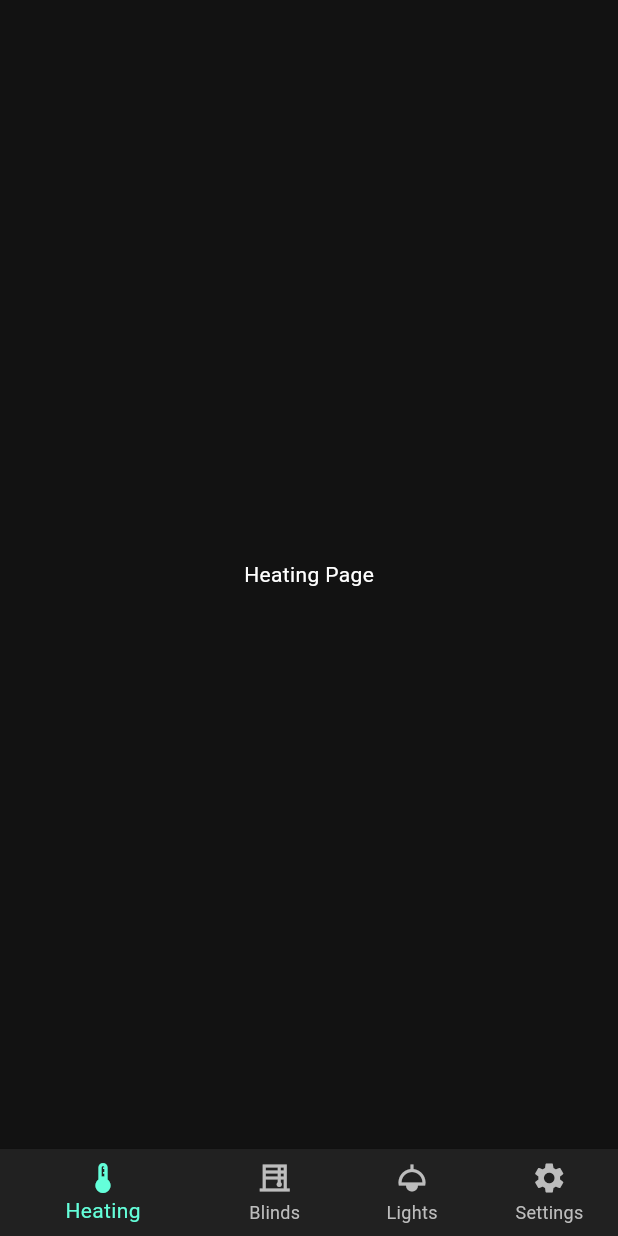
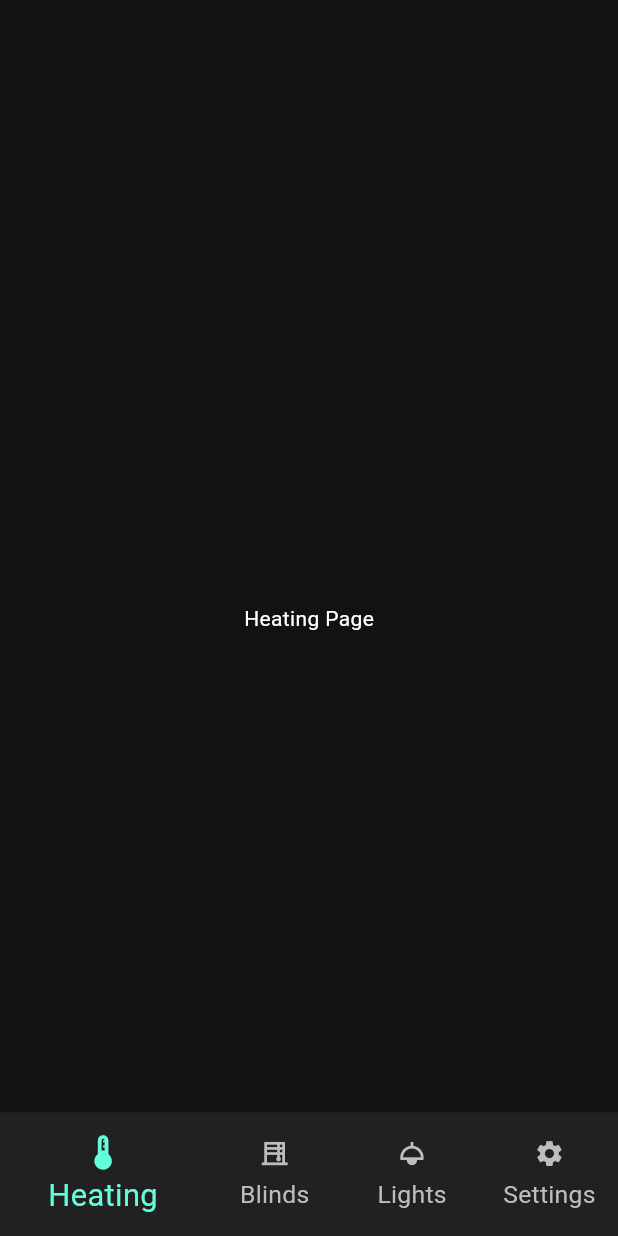
Before and after one commit to drdubel/domator, a Flutter app: the screen it shows after launch, on a phone screen of 412 x 824 dp. Run offline on Flutter 3.47's test engine with Material 3 defaults, Android fonts, the light colour scheme and no system bars; our stand-ins replace syncfusion_flutter_sliders; missing offline and left inert: syncfusion_flutter_core.

Commit message:
size scaling

```diff
--- a/turbaczApp/lib/homepage.dart
+++ b/turbaczApp/lib/homepage.dart
@@ -30,9 +30,22 @@ class _MyHomePageState extends State<MyHomePage> {
 
   @override
   Widget build(BuildContext context) {
+    Size size = MediaQuery.of(context).size;
     return Scaffold(
-        body: _pages.elementAt(_selectedIndex),
-        bottomNavigationBar: BottomNavigationBar(
+        body: Container(
+          margin: EdgeInsets.only(
+              top: size.height / 10,
+              left: size.width / 20,
+              right: size.width / 20),
+          child: _pages.elementAt(_selectedIndex),
+        ),
+        bottomNavigationBar: SizedBox(
+            height: size.height / 10,
+            child: BottomNavigationBar(
+              iconSize: size.height / 40,
+              unselectedFontSize: size.height / 50,
+              selectedFontSize: size.height / 40,
+              selectedIconTheme: IconThemeData(size: size.height / 30),
               type: BottomNavigationBarType.shifting,
               items: <BottomNavigationBarItem>[
                 BottomNavigationBarItem(
@@ -61,6 +74,6 @@ class _MyHomePageState extends State<MyHomePage> {
               showUnselectedLabels: true,
               selectedItemColor: Theme.of(context).colorScheme.tertiary,
               unselectedItemColor: Theme.of(context).colorScheme.secondary,
-        ));
+            )));
   }
 }
--- a/turbaczApp/pubspec.yaml
+++ b/turbaczApp/pubspec.yaml
@@ -36,7 +36,7 @@ dependencies:
   # Use with the CupertinoIcons class for iOS style icons.
   cupertino_icons: ^1.0.2
   syncfusion_flutter_sliders: ^24.1.45
-  oauth2_client: ^2.3.1
+  syncfusion_flutter_core: ^24.1.45
 
 dev_dependencies:
   flutter_test:
```
Also changed, not shown: turbaczApp/lib/blinds.dart (+11 -21 lines), 1 other file. Lines whose indentation alone changed are shown as unchanged.
